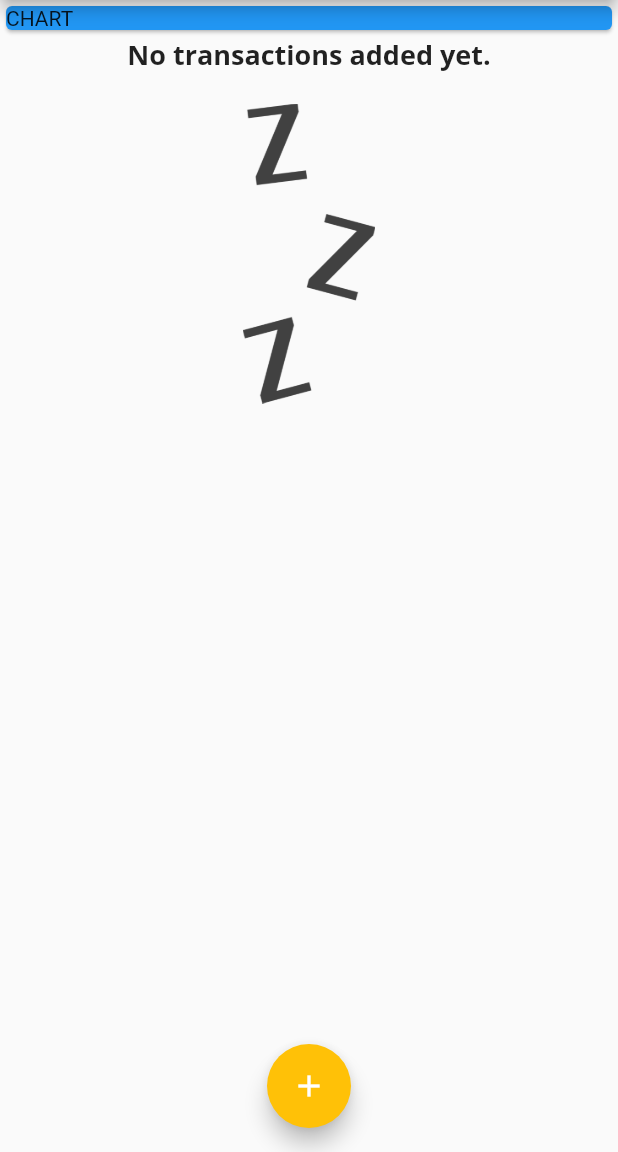
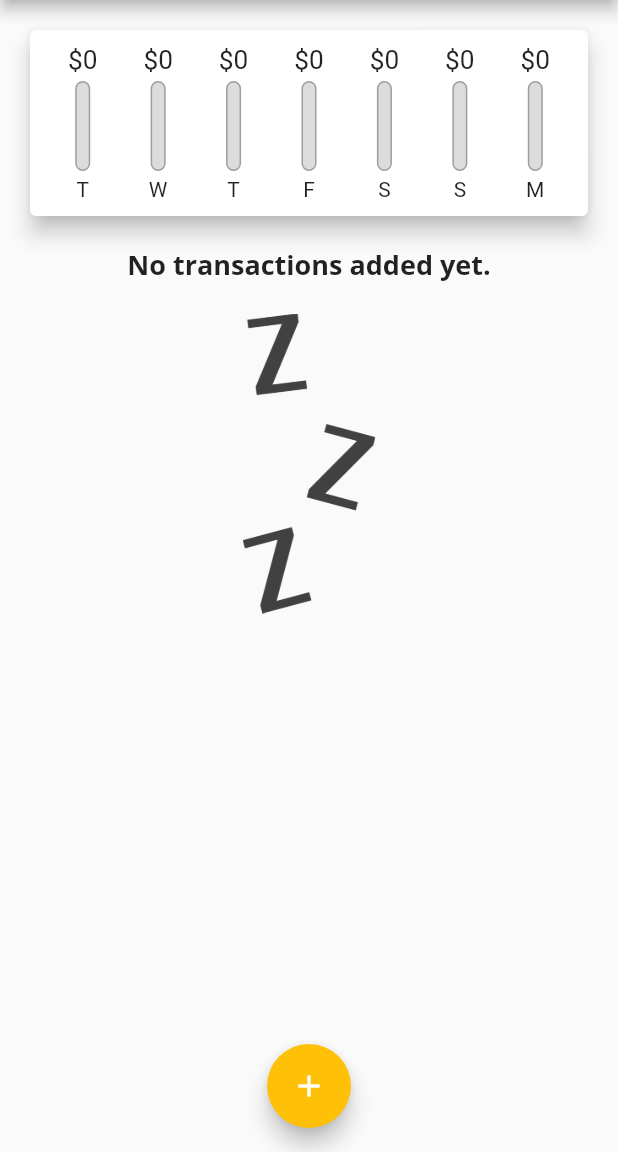
Before and after one commit to ahmetsarac/flutter-personal-expenses, a Flutter app: the screen it shows after launch, on a phone screen of 412 x 824 dp, the part 84-1236 px from its top. Run offline on Flutter 3.47's test engine with Material 2 defaults, Android fonts, the phone set to English and light mode, and no system bars.

Commit message:
Chart bar is added and ListTile is used to list transactions.

```diff
--- a/lib/main.dart
+++ b/lib/main.dart
@@ -1,4 +1,5 @@
 import 'package:flutter/material.dart';
+import 'package:personal_expenses/widgets/chart.dart';
 import 'package:personal_expenses/widgets/new_transaction.dart';
 import 'package:personal_expenses/widgets/transaction_list.dart';
 
@@ -60,6 +61,16 @@ class _HomePageState extends State<HomePage> {
     // ),
   ];
 
+  List<Transaction> get _recentTransactions {
+    return _userTransactions.where((tx) {
+      return tx.date.isAfter(
+        DateTime.now().subtract(
+          const Duration(days: 7),
+        ),
+      );
+    }).toList();
+  }
+
   void _addNewTransaction(String txTitle, double txAmount) {
     final newTx = Transaction(
         title: txTitle,
@@ -105,13 +116,7 @@ class _HomePageState extends State<HomePage> {
           // mainAxisAlignment: MainAxisAlignment.spaceAround,
           crossAxisAlignment: CrossAxisAlignment.stretch,
           children: [
-            const SizedBox(
-              width: double.infinity,
-              child: Card(
-                color: Colors.blue,
-                child: Text('CHART'),
-              ),
-            ),
+            Chart(recentTransactions: _recentTransactions),
             TransactionList(transactions: _userTransactions),
           ],
         ),
--- /dev/null
+++ b/lib/widgets/chart.dart
@@ -0,0 +1,62 @@
+import 'package:flutter/material.dart';
+import 'package:intl/intl.dart';
+
+import '../models/transaction.dart';
+import 'chart_bar.dart';
+
+class Chart extends StatelessWidget {
+  const Chart({Key? key, required this.recentTransactions}) : super(key: key);
+
+  final List<Transaction> recentTransactions;
+
+  List<Map<String, Object>> get groupedTransactionValues {
+    return List.generate(7, (index) {
+      final weekDay = DateTime.now().subtract(Duration(days: index));
+      double totalSum = 0.0;
+      for (var i = 0; i < recentTransactions.length; i++) {
+        if (recentTransactions[i].date.day == weekDay.day &&
+            recentTransactions[i].date.month == weekDay.month &&
+            recentTransactions[i].date.year == weekDay.year) {
+          totalSum += recentTransactions[i].amount;
+        }
+      }
+
+      return {
+        'day': DateFormat.E().format(weekDay).substring(0, 1),
+        'amount': totalSum
+      };
+    }).reversed.toList();
+  }
+
+  double get totalSpending {
+    return groupedTransactionValues.fold(0.0, (sum, element) {
+      return sum + (element['amount'] as double);
+    });
+  }
+
+  @override
+  Widget build(BuildContext context) {
+    return Card(
+      elevation: 6,
+      margin: const EdgeInsets.all(20.0),
+      child: Padding(
+        padding: const EdgeInsets.all(10.0),
+        child: Row(
+          mainAxisAlignment: MainAxisAlignment.spaceAround,
+          children: groupedTransactionValues.map((data) {
+            return Flexible(
+              fit: FlexFit.tight,
+              child: ChartBar(
+                label: data['day'] as String,
+                spendingAmount: data['amount'] as double,
+                spendingPctOfTotal: totalSpending == 0
+                    ? 0.0
+                    : (data['amount'] as double) / totalSpending,
+              ),
+            );
+          }).toList(),
+        ),
+      ),
+    );
+  }
+}
--- /dev/null
+++ b/lib/widgets/chart_bar.dart
@@ -0,0 +1,59 @@
+import 'package:flutter/material.dart';
+
+class ChartBar extends StatelessWidget {
+  final String label;
+  final double spendingAmount;
+  final double spendingPctOfTotal;
+
+  const ChartBar(
+      {Key? key,
+      required this.label,
+      required this.spendingAmount,
+      required this.spendingPctOfTotal})
+      : super(key: key);
+
+  @override
+  Widget build(BuildContext context) {
+    return Column(
+      children: [
+        Container(
+          height: 20,
+          child: FittedBox(
+            child: Text('\$${spendingAmount.toStringAsFixed(0)}'),
+          ),
+        ),
+        const SizedBox(
+          height: 4,
+        ),
+        SizedBox(
+          height: 60,
+          width: 10,
+          child: Stack(
+            children: [
+              Container(
+                decoration: BoxDecoration(
+                  border: Border.all(color: Colors.grey, width: 1.0),
+                  color: const Color.fromRGBO(220, 220, 220, 1),
+                  borderRadius: BorderRadius.circular(20),
+                ),
+              ),
+              FractionallySizedBox(
+                heightFactor: spendingPctOfTotal,
+                child: Container(
+                  decoration: BoxDecoration(
+                    color: Theme.of(context).primaryColor,
+                    borderRadius: BorderRadius.circular(20),
+                  ),
+                ),
+              )
+            ],
+          ),
+        ),
+        const SizedBox(
+          height: 4,
+        ),
+        Text(label),
+      ],
+    );
+  }
+}
```
Also changed, not shown: lib/widgets/transaction_list.dart (+12 -32 lines).
